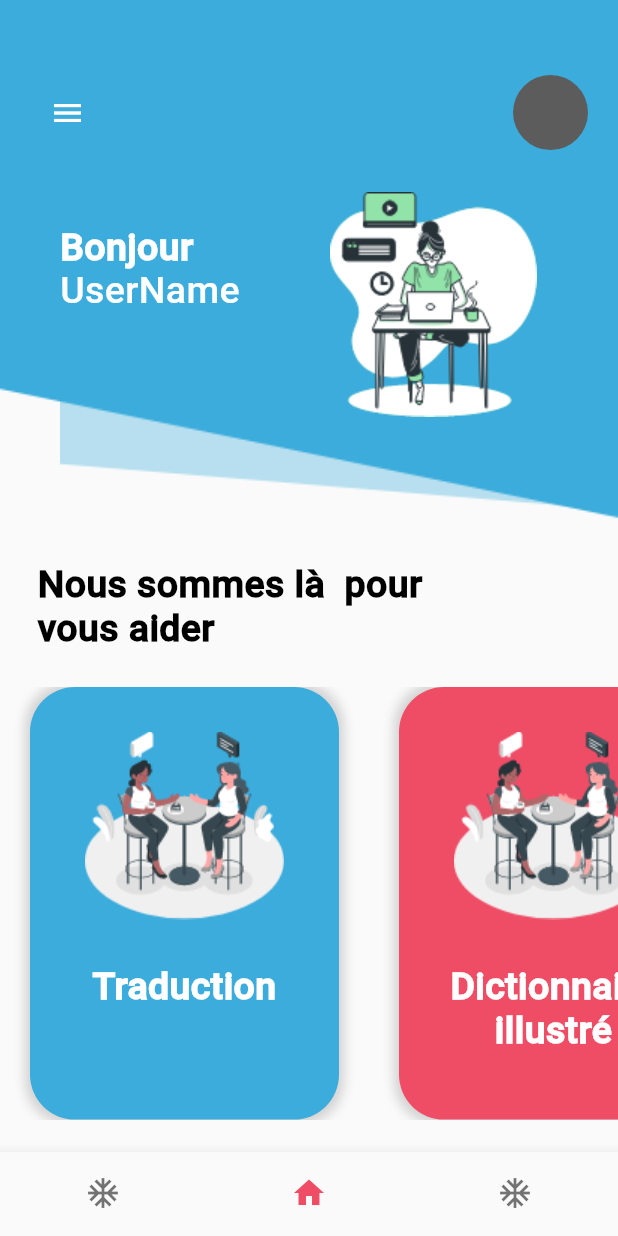
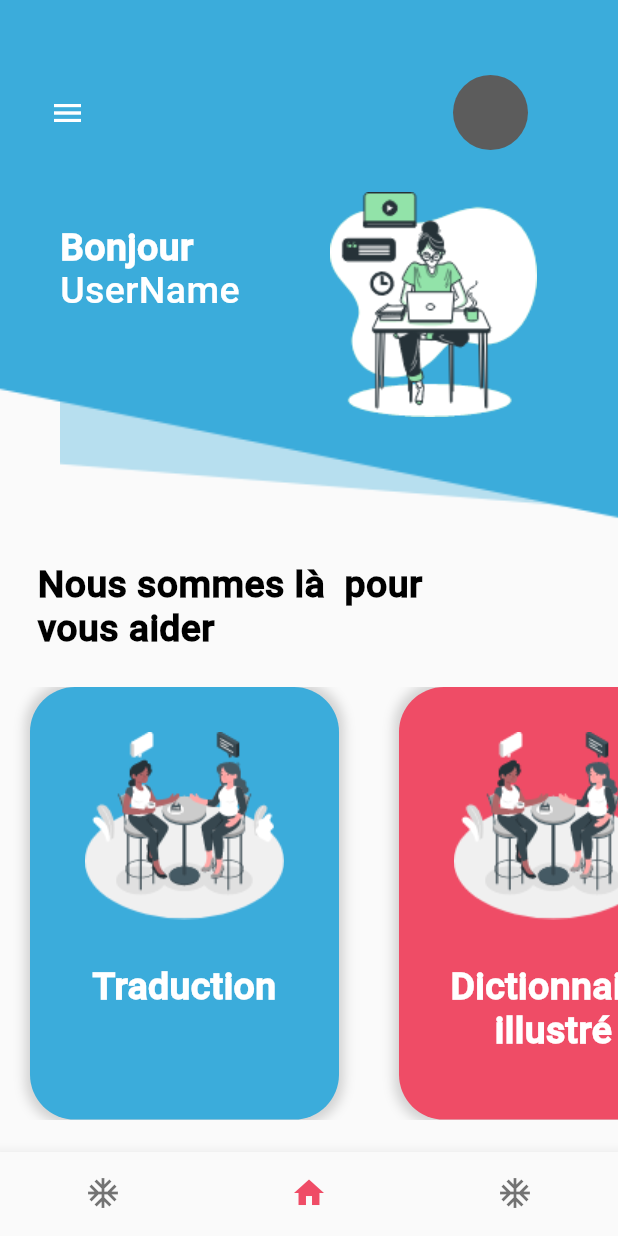
Before and after one commit to abdelrahmanbonna/napoleonApp, a Flutter app: the HomePage screen opened by its route, on a phone screen of 412 x 824 dp. Run offline on Flutter 3.47's test engine with Material 2 defaults, Android fonts, the phone set to English and light mode, and no system bars.

Commit message:
editing Home adding CircleAvatar instead of Container

```diff
--- a/lib/screens/home.dart
+++ b/lib/screens/home.dart
@@ -42,14 +42,10 @@ class HomePage extends StatelessWidget {
             ),
             Positioned(
               top: 50,
-              right: 20,
-              child: Container(
-                height: 50.00,
-                width: 50.00,
-                decoration: BoxDecoration(
-                  color: Color(0xff5c5c5c),
-                  shape: BoxShape.circle,
-                ),
+              right: 60,
+              child: CircleAvatar(
+                radius: 25,
+                backgroundColor: Color(0xff5C5C5C),
               ),
             ),
             Positioned(
```
